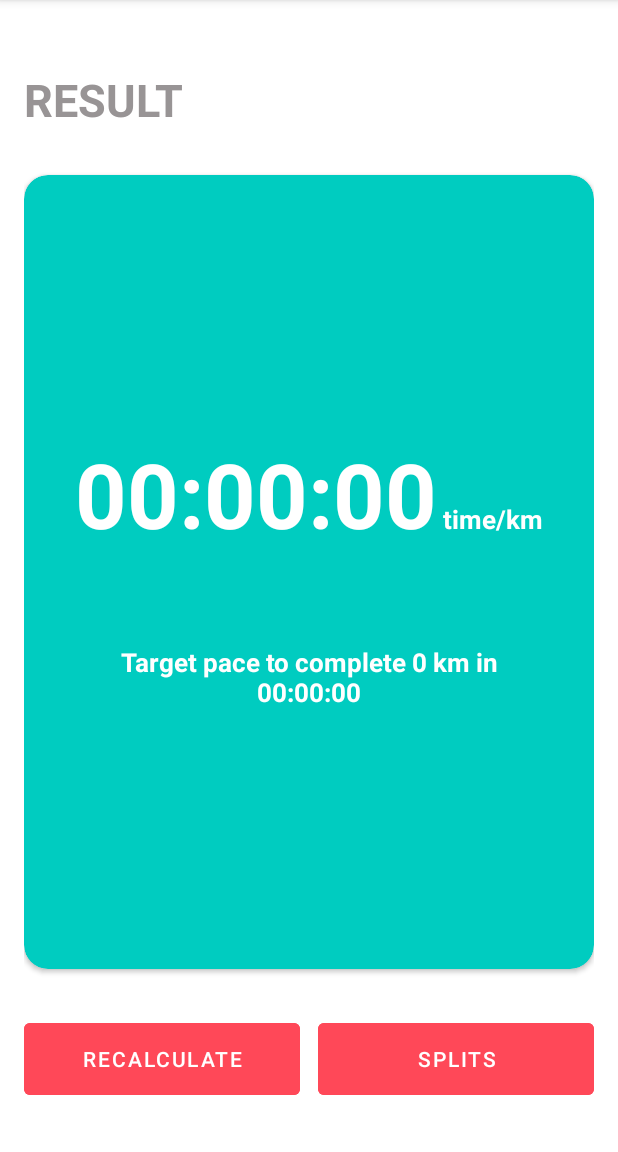
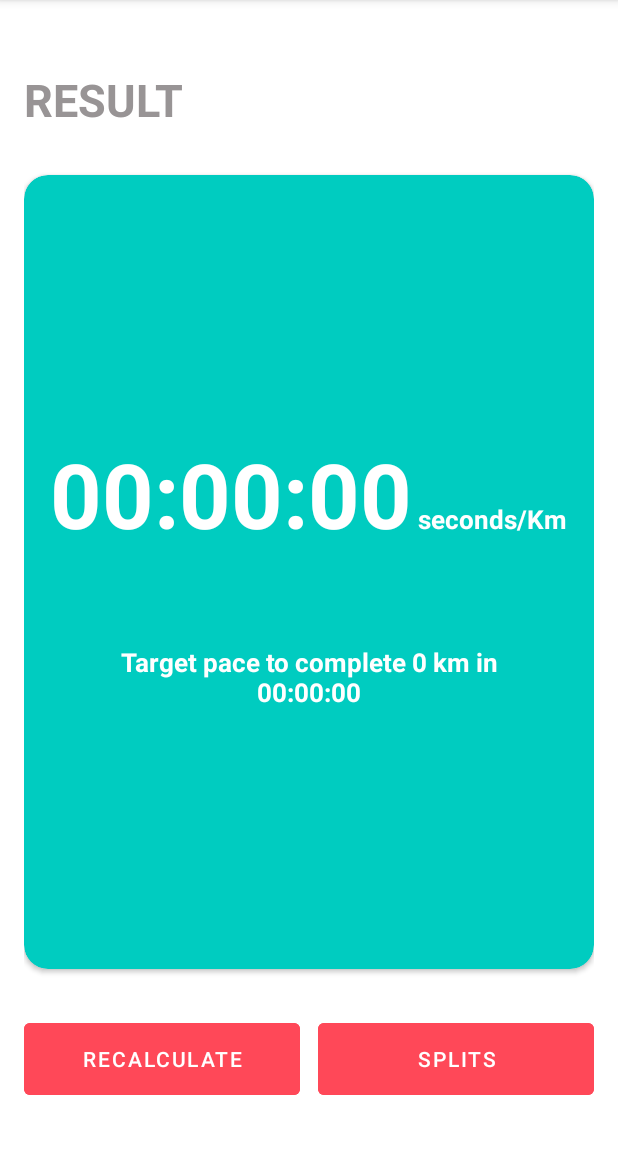
Before and after one commit to sergiolpzgmz/running-pace-calculator-android, an Android app: the ResultPaceCalculatorActivity screen opened directly, with no data from a screen before it, on a phone screen of 412 x 824 dp, the part 84-1236 px from its top. Run offline under Robolectric (Android 15) with nearby library versions, the phone set to English and light mode, and no system bars; 2 statements that could not run were skipped.

Commit message:
Version 0.1

```diff
--- a/app/src/main/java/com/sergiolopez/runningpacecalculator/model/RunPaceModel.kt
+++ b/app/src/main/java/com/sergiolopez/runningpacecalculator/model/RunPaceModel.kt
@@ -36,7 +36,7 @@ class RunPaceModel(
     fun calculateSplitTimes(distance: Int, resultPace: Float): MutableList<Float> {
         val splitTimesList = mutableListOf<Float>()
 
-        for (i in 1 until distance) {
+        for (i in 1..distance) {
             splitTimesList.add(resultPace * i)
         }
         return splitTimesList
--- a/app/src/main/java/com/sergiolopez/runningpacecalculator/view/ResultPaceCalculatorActivity.kt
+++ b/app/src/main/java/com/sergiolopez/runningpacecalculator/view/ResultPaceCalculatorActivity.kt
@@ -82,9 +82,13 @@ class ResultPaceCalculatorActivity : AppCompatActivity() {
      * @param distance The distance selected by the user.
      */
     private fun initUI(result: Float, distance: Int) {
-        tvResultPace.text = TimeUtils.formatHoursToTimeString(result)
-        tvResultPaceUnits.text = " time/km"
+        val timeResultString = TimeUtils.formatHoursToTimeString(result)
+        tvResultPace.text = timeResultString
 
+        val resultUnits: String =
+            if (timeResultString <= "00:00:60") " seconds/Km" else if (timeResultString <= "01:00:00") " minutes/Km"
+            else " hours/Km"
+        tvResultPaceUnits.text = resultUnits
 
         val time = TimeUtils.parseStringToTime(hours, minutes, seconds)
         val resultText = "Target pace to complete $distance km in\n$time"
@@ -112,6 +116,4 @@ class ResultPaceCalculatorActivity : AppCompatActivity() {
 
         return bundle
     }
-
-
 }
```
Also changed, not shown: app/src/main/java/com/sergiolopez/runningpacecalculator/util/TimeUtils.kt (+0 -7 lines), app/src/main/java/com/sergiolopez/runningpacecalculator/view/SplitsViewActivity.kt (+9 -3 lines).
